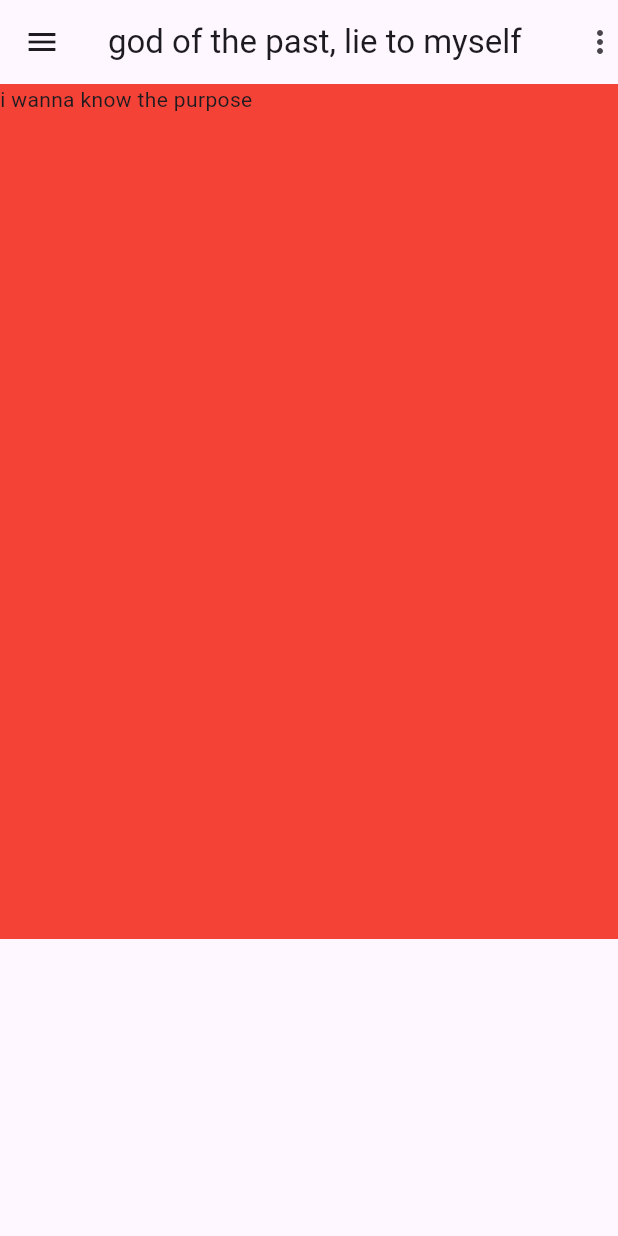
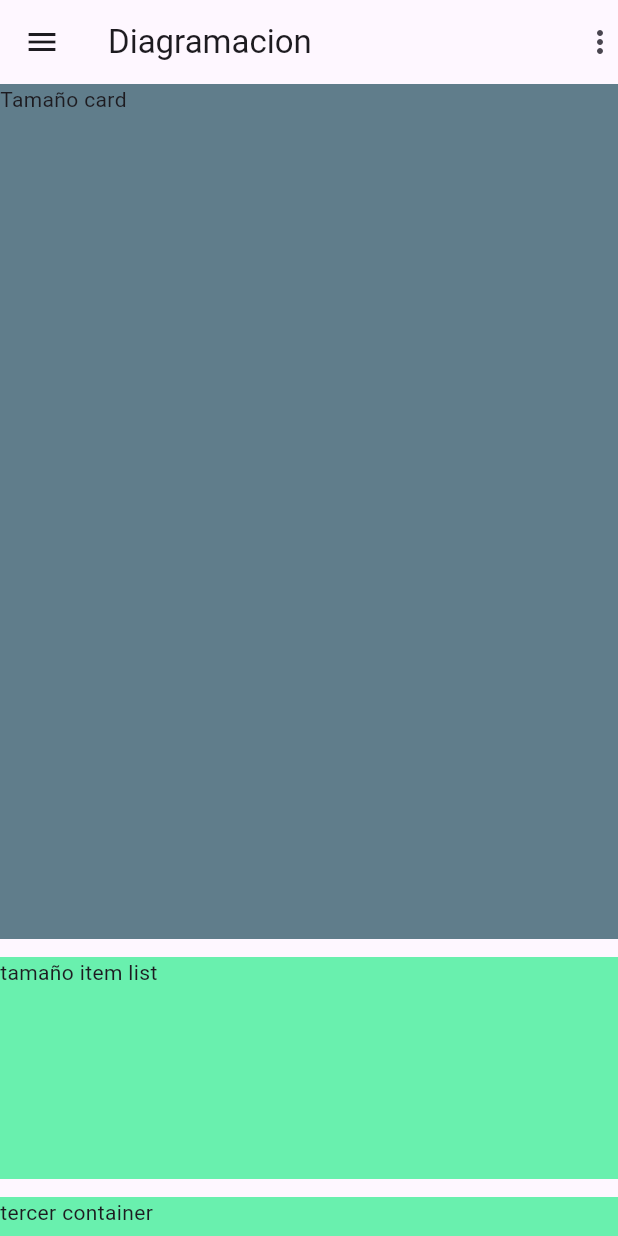
Before and after one commit to Nxchester/appsmobilesIOB, a Flutter app: the screen it shows after launch, on a phone screen of 412 x 824 dp. Run offline on Flutter 3.47's test engine with Material 3 defaults, Android fonts, the light colour scheme and no system bars.

Commit message:
08/09/2025 Diagramacion

```diff
--- a/appnxc/lib/main.dart
+++ b/appnxc/lib/main.dart
@@ -12,18 +12,99 @@ class MyApp extends StatelessWidget {
     return MaterialApp(
     home: Scaffold(
        appBar: AppBar(
-          leading: const Icon(Icons.menu), // Ícono de menú
-          title: const Text('god of the past, lie to myself'), // Título de la AppBar
+        leading: const Icon(Icons.menu), //menu icono
+        title: const Text('Diagramacion'), //Titulo appbar
         actions: const [
-            Icon(Icons.more_vert), // Ícono de more_vert
+          Icon(Icons.more_vert), //Icono morevert
+        ]
+
+       ),
+              body: ListView(
+
+                children:[
+
+            Container( //Primer container
+              height: 570.0, //Altura de 570px
+              width: double.infinity, // Ancho completo
+              color:Colors.blueGrey, //color de fondo bluegrey
+              child: const Text('Tamaño card')
+            ),
+
+
+            const SizedBox(height: 12.0), //Espacio entre containers de 12px
+
+            Container( //segundo container
+              height: 148.0, //altura 148px
+              width: double.infinity, //ancho completo.. again
+              color: Colors.greenAccent, //Fondo Verde
+              child: const Text('tamaño item list'), //texto en el segundo conteiner
+            ),
+
+
+            const SizedBox(height:12.0), //espacio 12px
+
+            Container( //tercer container
+              height: 148, //altura 148px
+              width: double.infinity, //infinito ancho
+              color: Colors.greenAccent,
+              child: const Text('tercer container'),
+            ),
+             const SizedBox(height:12.0), //espacio 12px
+
+            Container( //cuarto container
+              height: 148, //altura 148px
+              width: double.infinity, //infinito ancho
+              color: Colors.greenAccent,
+              child: const Text('cuarto container'),
+            ),
+            const SizedBox(height: 12.0), //espacio 12px
+
+            Container( //container row1
+              height: 148.0,
+              color: Colors.transparent,
+              child: Row(children: [
+                Expanded(
+                  child: Container(
+                    color: Colors.amber,
+                  ),
+                  ),
+
+                  const SizedBox(width: 12.0), //espacio 12px
+                  Expanded( //container row2
+                  child: Container(
+                    color: Colors.amber,
+                  ),
+                  ),
+
               ],
+              )
             ),
-        body: Container(
-          height: 570.0, // Altura de 148 píxeles
-          width: double.infinity, // Ocupa todo el ancho disponible
-          color: Colors.red, // Color de fondo gris
-          child: const Text('i wanna know the purpose'), // Texto dentro del Container
+            const SizedBox(height: 12.0), //espacio 12px
+
+            Container( //container row1
+              height: 148.0,
+              color: Colors.transparent,
+              child: Row(children: [
+                Expanded(
+                  child: Container(
+                    color: Colors.amber,
                   ),
+                  ),
+
+                  const SizedBox(width: 12.0), //espacio 12px
+                  Expanded( //container row2
+                  child: Container(
+                    color: Colors.amber,
+                  ),
+                  ),
+
+              ],
+              )
+            ),
+          ]
+
+
+        )
         ),
       );
   }
```
Lines whose indentation alone changed are shown as unchanged.
